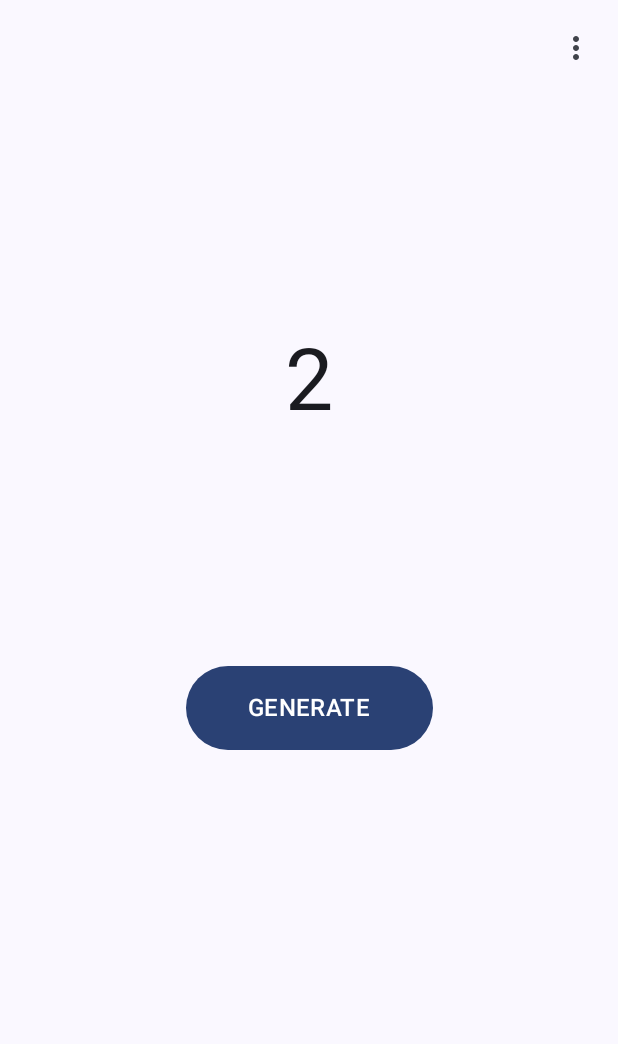
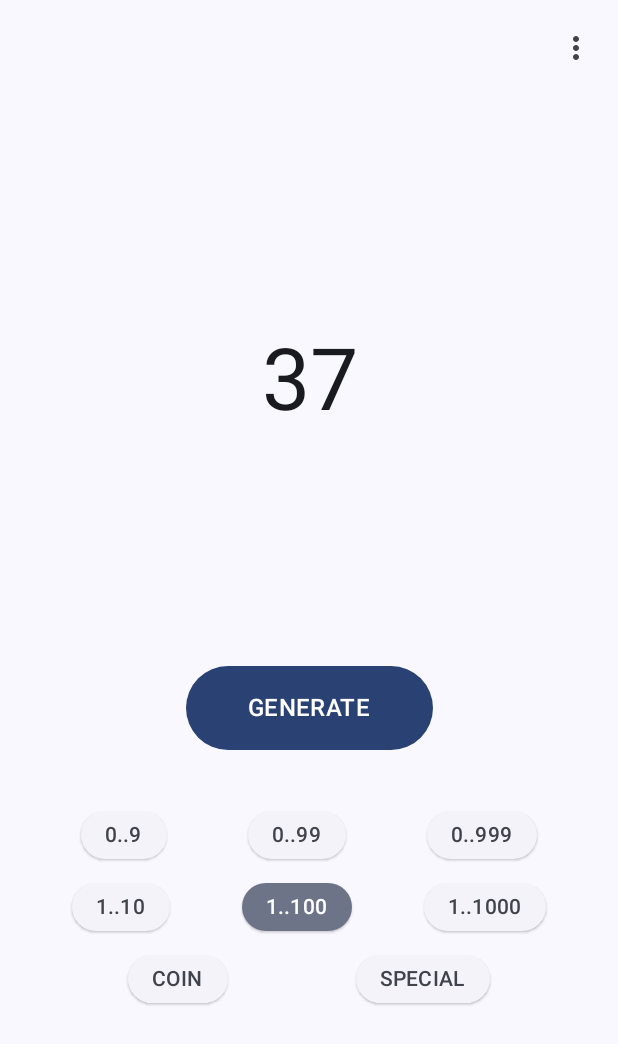
Before and after one commit to Coolightman/Randomizer, an Android app built with Jetpack Compose: the screen it shows after launch (MainActivity), after a tap on "GENERATE", on a phone screen of 412 x 824 dp. Shown: the top 1044 px of the screen. Run offline under Robolectric (Android 15) with nearby library versions, the light colour scheme and no system bars; our stand-ins replace accompanist.

Commit message:
add random modes

```diff
--- a/app/src/main/java/by/coolightman/randomizer/MainActivity.kt
+++ b/app/src/main/java/by/coolightman/randomizer/MainActivity.kt
@@ -37,7 +37,9 @@ class MainActivity : ComponentActivity() {
 
                 MainScreen(
                     result = uiState.result,
-                    onClickGenerate = { viewModel.onClickGenerate() }
+                    selectedMode = uiState.selectedMode,
+                    onClickGenerate = { viewModel.onClickGenerate() },
+                    onClickMode = { viewModel.onClickMode(it) }
                 )
             }
         }
--- /dev/null
+++ b/app/src/main/java/by/coolightman/randomizer/domain/model/RandomMode.kt
@@ -0,0 +1,12 @@
+package by.coolightman.randomizer.domain.model
+
+enum class RandomMode(val title: String) {
+    TO_9("0..9"),
+    TO_10("1..10"),
+    TO_99("0..99"),
+    TO_100("1..100"),
+    TO_999("0..999"),
+    TO_1000("1..1000"),
+    COIN("COIN"),
+    SPECIAL("SPECIAL")
+}
--- /dev/null
+++ b/app/src/main/java/by/coolightman/randomizer/presenter/ui/components/RandomModeChip.kt
@@ -0,0 +1,23 @@
+package by.coolightman.randomizer.presenter.ui.components
+
+import androidx.compose.foundation.shape.CircleShape
+import androidx.compose.material3.ElevatedFilterChip
+import androidx.compose.material3.ExperimentalMaterial3Api
+import androidx.compose.material3.Text
+import androidx.compose.runtime.Composable
+import by.coolightman.randomizer.domain.model.RandomMode
+
+@OptIn(ExperimentalMaterial3Api::class)
+@Composable
+fun RandomModeChip(
+    selectedMode: RandomMode,
+    chipMode: RandomMode,
+    onClick: (RandomMode) -> Unit
+) {
+    ElevatedFilterChip(
+        selected = chipMode == selectedMode,
+        shape = CircleShape,
+        label = { Text(text = chipMode.title) },
+        onClick = { onClick(chipMode) }
+    )
+}
--- a/app/src/main/java/by/coolightman/randomizer/presenter/ui/screens/MainScreen.kt
+++ b/app/src/main/java/by/coolightman/randomizer/presenter/ui/screens/MainScreen.kt
@@ -1,10 +1,12 @@
 package by.coolightman.randomizer.presenter.ui.screens
 
 import android.content.res.Configuration.UI_MODE_NIGHT_YES
+import androidx.compose.foundation.layout.Arrangement
 import androidx.compose.foundation.layout.Box
 import androidx.compose.foundation.layout.Column
 import androidx.compose.foundation.layout.Row
 import androidx.compose.foundation.layout.Spacer
+import androidx.compose.foundation.layout.fillMaxHeight
 import androidx.compose.foundation.layout.fillMaxSize
 import androidx.compose.foundation.layout.fillMaxWidth
 import androidx.compose.foundation.layout.height
@@ -34,13 +36,17 @@ import androidx.compose.ui.text.style.TextAlign
 import androidx.compose.ui.tooling.preview.Preview
 import androidx.compose.ui.unit.dp
 import by.coolightman.randomizer.R
+import by.coolightman.randomizer.domain.model.RandomMode
+import by.coolightman.randomizer.presenter.ui.components.RandomModeChip
 import by.coolightman.randomizer.presenter.ui.theme.RandomizerTheme
 
 @OptIn(ExperimentalMaterial3Api::class)
 @Composable
 fun MainScreen(
     result: String,
-    onClickGenerate: () -> Unit
+    selectedMode: RandomMode,
+    onClickGenerate: () -> Unit,
+    onClickMode: (RandomMode) -> Unit
 ) {
     var isDropMenuExpanded by remember {
         mutableStateOf(false)
@@ -68,7 +74,7 @@ fun MainScreen(
                             modifier = Modifier.padding(horizontal = 16.dp)
                         ) {
                             Text(text = stringResource(R.string.dark_theme))
-                            Spacer(modifier = Modifier.width(8.dp))
+                            Spacer(modifier = Modifier.width(16.dp))
                             Switch(
                                 checked = true,
                                 onCheckedChange = {}
@@ -108,20 +114,84 @@ fun MainScreen(
                     style = MaterialTheme.typography.titleMedium
                 )
             }
+            Spacer(modifier = Modifier.fillMaxHeight(0.1f))
+            Row(
+                horizontalArrangement = Arrangement.SpaceEvenly,
+                modifier = Modifier.fillMaxWidth()
+            ) {
+                RandomModeChip(
+                    selectedMode = selectedMode,
+                    chipMode = RandomMode.TO_9,
+                    onClick = { onClickMode(it) }
+                )
+
+                RandomModeChip(
+                    selectedMode = selectedMode,
+                    chipMode = RandomMode.TO_99,
+                    onClick = { onClickMode(it) }
+                )
+
+                RandomModeChip(
+                    selectedMode = selectedMode,
+                    chipMode = RandomMode.TO_999,
+                    onClick = { onClickMode(it) }
+                )
+            }
+
+            Row(
+                horizontalArrangement = Arrangement.SpaceEvenly,
+                modifier = Modifier.fillMaxWidth()
+            ) {
+                RandomModeChip(
+                    selectedMode = selectedMode,
+                    chipMode = RandomMode.TO_10,
+                    onClick = { onClickMode(it) }
+                )
+
+                RandomModeChip(
+                    selectedMode = selectedMode,
+                    chipMode = RandomMode.TO_100,
+                    onClick = { onClickMode(it) }
+                )
+
+                RandomModeChip(
+                    selectedMode = selectedMode,
+                    chipMode = RandomMode.TO_1000,
+                    onClick = { onClickMode(it) }
+                )
+            }
+
+            Row(
+                horizontalArrangement = Arrangement.SpaceEvenly,
+                modifier = Modifier.fillMaxWidth()
+            ) {
+                RandomModeChip(
+                    selectedMode = selectedMode,
+                    chipMode = RandomMode.COIN,
+                    onClick = { onClickMode(it) }
+                )
+
+                RandomModeChip(
+                    selectedMode = selectedMode,
+                    chipMode = RandomMode.SPECIAL,
+                    onClick = { onClickMode(it) }
+                )
+            }
         }
     }
 }
 
 @Preview(
-    uiMode = UI_MODE_NIGHT_YES,
-    showSystemUi = true
+    uiMode = UI_MODE_NIGHT_YES
 )
-@Preview(showSystemUi = true)
 @Composable
 fun MainScreenPreview() {
     RandomizerTheme {
         MainScreen(
-            result = "00",
-            onClickGenerate = {})
+            result = "13",
+            selectedMode = RandomMode.TO_10,
+            onClickGenerate = {},
+            onClickMode = {}
+        )
     }
 }
--- a/app/src/main/java/by/coolightman/randomizer/presenter/ui/screens/MainUiState.kt
+++ b/app/src/main/java/by/coolightman/randomizer/presenter/ui/screens/MainUiState.kt
@@ -1,5 +1,8 @@
 package by.coolightman.randomizer.presenter.ui.screens
 
+import by.coolightman.randomizer.domain.model.RandomMode
+
 data class MainUiState(
-    val result: String = "--"
+    val result: String = "--",
+    val selectedMode: RandomMode = RandomMode.TO_10
 )
--- a/app/src/main/java/by/coolightman/randomizer/presenter/ui/screens/MainViewModel.kt
+++ b/app/src/main/java/by/coolightman/randomizer/presenter/ui/screens/MainViewModel.kt
@@ -1,21 +1,73 @@
 package by.coolightman.randomizer.presenter.ui.screens
 
 import androidx.lifecycle.ViewModel
+import androidx.lifecycle.viewModelScope
+import by.coolightman.randomizer.domain.model.RandomMode
 import kotlinx.coroutines.flow.MutableStateFlow
 import kotlinx.coroutines.flow.StateFlow
 import kotlinx.coroutines.flow.asStateFlow
+import kotlinx.coroutines.flow.collectLatest
 import kotlinx.coroutines.flow.update
+import kotlinx.coroutines.launch
 
-class MainViewModel() : ViewModel() {
+class MainViewModel : ViewModel() {
 
     private val _uiState = MutableStateFlow(MainUiState())
     val uiState: StateFlow<MainUiState> = _uiState.asStateFlow()
 
-    fun onClickGenerate() {
-        val random = (0..10).random()
+    private val selectedMode = MutableStateFlow(RandomMode.TO_9)
 
-        _uiState.update { currentState ->
-            currentState.copy(result = random.toString())
+    init {
+        collectSelectedMode()
+        getRandomModeProperty()
+    }
+
+    private fun collectSelectedMode() {
+        viewModelScope.launch {
+            selectedMode.collectLatest { mode ->
+                _uiState.update { currentState ->
+                    currentState.copy(selectedMode = mode)
+                }
+            }
         }
     }
+
+    private fun getRandomModeProperty() {
+        selectedMode.update { RandomMode.TO_100 }
+    }
+
+    fun onClickGenerate() {
+        _uiState.update { currentState ->
+            currentState.copy(result = getRandomValue())
+        }
+    }
+
+    private fun getRandomValue(): String {
+        return when (selectedMode.value) {
+            RandomMode.TO_9 -> (0..9).random().toString()
+            RandomMode.TO_10 -> (1..10).random().toString()
+            RandomMode.TO_99 -> (0..99).random().toString()
+            RandomMode.TO_100 -> (1..100).random().toString()
+            RandomMode.TO_999 -> (0..999).random().toString()
+            RandomMode.TO_1000 -> (1..1000).random().toString()
+            RandomMode.COIN -> tossCoin()
+            RandomMode.SPECIAL -> generateBySpecialRange()
+        }
+    }
+
+    private fun generateBySpecialRange(): String {
+        return "Special"
+    }
+
+    private fun tossCoin(): String {
+        return when ((0..1).random()) {
+            0 -> "HEADS"
+            1 -> "TAILS"
+            else -> "Error"
+        }
+    }
+
+    fun onClickMode(mode: RandomMode) {
+        selectedMode.update { mode }
+    }
 }
--- /dev/null
+++ b/app/src/main/res/drawable/ic_round_shuffle_24.xml
@@ -0,0 +1,5 @@
+<vector android:height="24dp" android:tint="#000000"
+    android:viewportHeight="24" android:viewportWidth="24"
+    android:width="24dp" xmlns:android="http://schemas.android.com/apk/res/android">
+    <path android:fillColor="@android:color/white" android:pathData="M10.59,9.17L6.12,4.7c-0.39,-0.39 -1.02,-0.39 -1.41,0 -0.39,0.39 -0.39,1.02 0,1.41l4.46,4.46 1.42,-1.4zM15.35,4.85l1.19,1.19L4.7,17.88c-0.39,0.39 -0.39,1.02 0,1.41 0.39,0.39 1.02,0.39 1.41,0L17.96,7.46l1.19,1.19c0.31,0.31 0.85,0.09 0.85,-0.36L20,4.5c0,-0.28 -0.22,-0.5 -0.5,-0.5h-3.79c-0.45,0 -0.67,0.54 -0.36,0.85zM14.83,13.41l-1.41,1.41 3.13,3.13 -1.2,1.2c-0.31,0.31 -0.09,0.85 0.36,0.85h3.79c0.28,0 0.5,-0.22 0.5,-0.5v-3.79c0,-0.45 -0.54,-0.67 -0.85,-0.35l-1.19,1.19 -3.13,-3.14z"/>
+</vector>
```
